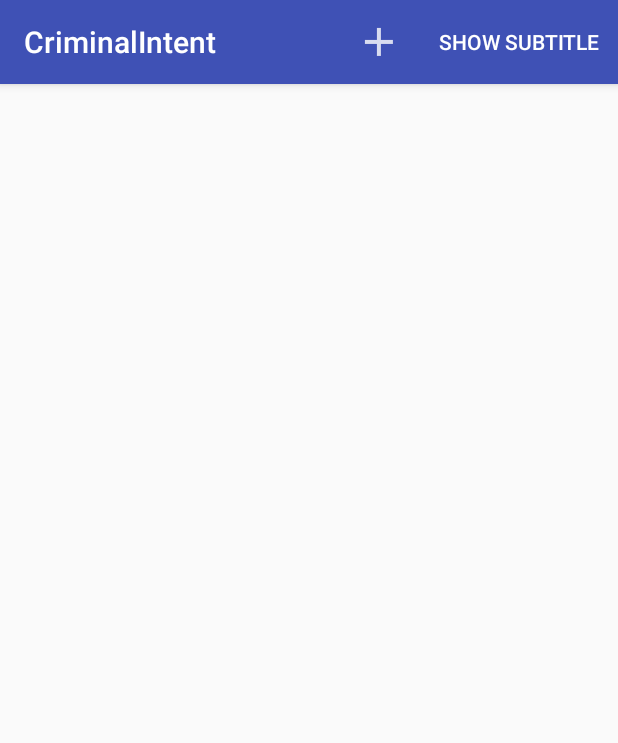
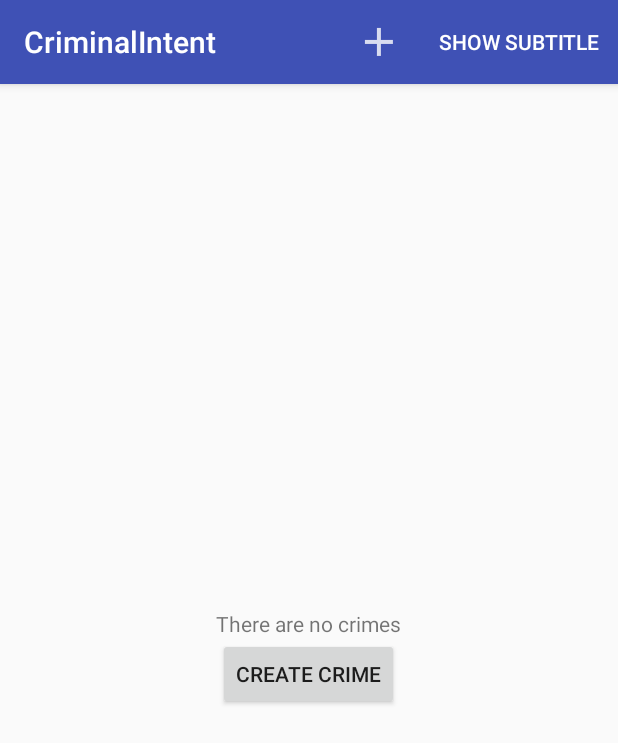
Before and after one commit to Aaronmb123/CriminalIntent, an Android app: the screen it shows after launch (CrimeListActivity), on a phone screen of 412 x 824 dp. Shown: the top 743 px of the screen. Run offline under Robolectric (Android 15) with nearby library versions, the phone set to English and light mode, and no system bars.

Commit message:
if no crimes, recyclerview hidden

```diff
--- a/app/src/main/java/com/bakeaaro/criminalintent/CrimeListFragment.java
+++ b/app/src/main/java/com/bakeaaro/criminalintent/CrimeListFragment.java
@@ -13,6 +13,7 @@ import android.view.MenuInflater;
 import android.view.MenuItem;
 import android.view.View;
 import android.view.ViewGroup;
+import android.widget.Button;
 import android.widget.ImageView;
 import android.widget.TextView;
 import android.widget.Toast;
@@ -22,6 +23,8 @@ import java.util.List;
 public class CrimeListFragment extends Fragment {
 
     private RecyclerView mCrimeRecyclerView;
+    private Button mCreateCrimeButton;
+    private TextView mNoCrimesTextView;
     private CrimeAdapter mAdapter;
     private boolean mSubtitleVisible;
     private static final String SAVED_SUBTITLE_VISIBILE = "subtitle";
@@ -32,17 +35,43 @@ public class CrimeListFragment extends Fragment {
         setHasOptionsMenu(true);
     }
 
+    private void determineViewVisibilities() {
+        int numberCrimes = CrimeLab.get(getActivity()).getCrimes().size();
+        if (numberCrimes == 0) {
+            mCreateCrimeButton.setVisibility(View.VISIBLE);
+            mNoCrimesTextView.setVisibility(View.VISIBLE);
+            mCrimeRecyclerView.setVisibility(View.GONE);
+            mCreateCrimeButton.setOnClickListener(new View.OnClickListener() {
+                @Override
+                public void onClick(View v) {
+                    Crime crime = new Crime();
+                    CrimeLab.get(getActivity()).addCrime(crime);
+                    Intent intent = CrimePagerActivity.newIntent(getActivity(), crime.getId());
+                    startActivity(intent);
+                }
+            });
+        } else {
+            mCreateCrimeButton.setVisibility(View.GONE);
+            mNoCrimesTextView.setVisibility(View.GONE);
+            mCrimeRecyclerView.setVisibility(View.VISIBLE);
+            mCrimeRecyclerView.setLayoutManager(new LinearLayoutManager(getActivity()));
+            updateUI();
+        }
+    }
+
+
     @Override
     public View onCreateView(LayoutInflater inflater, ViewGroup container, Bundle savedInstanceState) {
         View view = inflater.inflate(R.layout.fragment_crime_list, container, false);
+        mCreateCrimeButton = (Button) view.findViewById(R.id.no_crimes_button);
+        mNoCrimesTextView = (TextView) view.findViewById(R.id.no_crimes_text_view);
         mCrimeRecyclerView = (RecyclerView) view.findViewById(R.id.crime_recycler_view);
-        mCrimeRecyclerView.setLayoutManager(new LinearLayoutManager(getActivity()));
+
+        determineViewVisibilities();
 
         if (savedInstanceState != null) {
             mSubtitleVisible = savedInstanceState.getBoolean(SAVED_SUBTITLE_VISIBILE);
         }
-
-        updateUI();
 
         return view;
     }
@@ -56,7 +85,7 @@ public class CrimeListFragment extends Fragment {
     @Override
     public void onResume() {
         super.onResume();
-        updateUI();
+        determineViewVisibilities();
     }
 
     @Override
--- a/app/src/main/res/layout/fragment_crime_list.xml
+++ b/app/src/main/res/layout/fragment_crime_list.xml
@@ -1,9 +1,34 @@
 <?xml version="1.0" encoding="utf-8"?>
+<LinearLayout xmlns:android="http://schemas.android.com/apk/res/android"
+      android:orientation="vertical"
+      android:gravity="center"
+      android:layout_width="match_parent"
+      android:layout_height="match_parent">
+
+    <TextView
+        android:id="@+id/no_crimes_text_view"
+        android:layout_width="wrap_content"
+        android:layout_height="wrap_content"
+        android:layout_gravity="center"
+        android:visibility="visible"
+        android:text="There are no crimes"/>
+
+    <Button
+        android:id="@+id/no_crimes_button"
+        android:layout_width="wrap_content"
+        android:layout_height="wrap_content"
+        android:layout_gravity="center"
+        android:visibility="visible"
+        android:text="Create Crime"/>
+
     <android.support.v7.widget.RecyclerView
-    xmlns:android="http://schemas.android.com/apk/res/android"
+
         android:orientation="vertical"
+        android:visibility="gone"
         android:layout_width="match_parent"
         android:layout_height="match_parent"
         android:id="@+id/crime_recycler_view">
 
     </android.support.v7.widget.RecyclerView>
+
+</LinearLayout>
--- a/app/src/main/res/layout/fragment_no_crimes.xml
+++ /dev/null
@@ -1,7 +0,0 @@
-<?xml version="1.0" encoding="utf-8"?>
-<LinearLayout xmlns:android="http://schemas.android.com/apk/res/android"
-              android:orientation="vertical"
-              android:layout_width="match_parent"
-              android:layout_height="match_parent">
-
-</LinearLayout>
```
Lines whose indentation alone changed are shown as unchanged.
